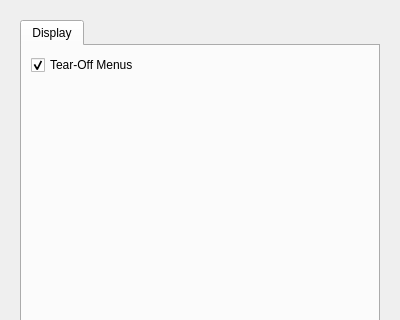
Above: UI/glitch-preferences.ui from textbrowser/glitch before the change; both pictures show x 0 to 400 and y 0 to 320 of the 400 by 550 pixel window. Below: the same form after it.
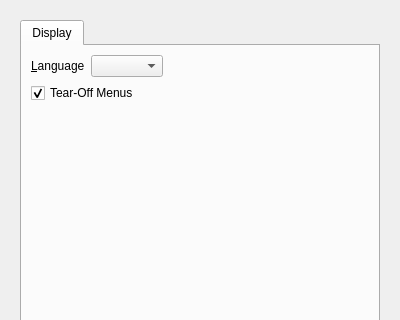
That is the form after the change. Icons and pictures are not drawn.

Commit message: Language option.

Patch:
```diff
--- a/UI/glitch-preferences.ui
+++ b/UI/glitch-preferences.ui
@@ -47,7 +47,34 @@
           </attribute>
           <layout class="QVBoxLayout" name="verticalLayout_4">
            <item>
-            <layout class="QHBoxLayout" name="horizontalLayout_3"/>
+            <layout class="QHBoxLayout" name="horizontalLayout_3">
+             <item>
+              <widget class="QLabel" name="label">
+               <property name="text">
+                <string>&amp;Language</string>
+               </property>
+               <property name="buddy">
+                <cstring>display_language</cstring>
+               </property>
+              </widget>
+             </item>
+             <item>
+              <widget class="QComboBox" name="display_language"/>
+             </item>
+             <item>
+              <spacer name="horizontalSpacer">
+               <property name="orientation">
+                <enum>Qt::Horizontal</enum>
+               </property>
+               <property name="sizeHint" stdset="0">
+                <size>
+                 <width>40</width>
+                 <height>20</height>
+                </size>
+               </property>
+              </spacer>
+             </item>
+            </layout>
            </item>
            <item>
             <widget class="QCheckBox" name="tear_off_menus">
```
Left out of the diff: 5 changed lines with no effect on the pictures. The commit also changes 2 other files.
